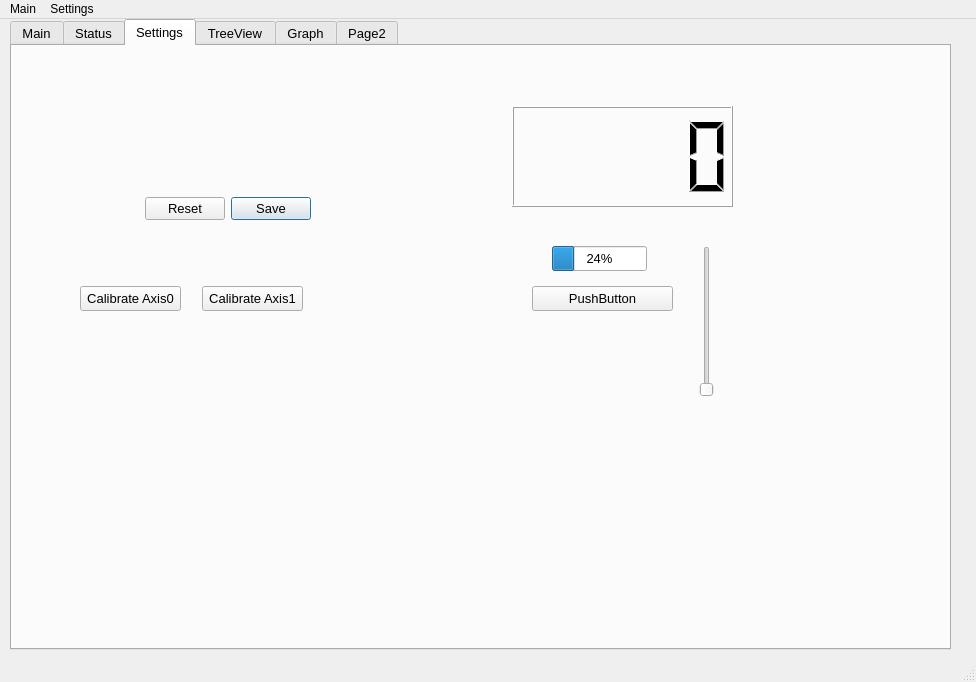
Before: the Qt Designer form gui/mainwindow2.ui in HK-AutoPlant/Gantry, drawn with Qt 5.
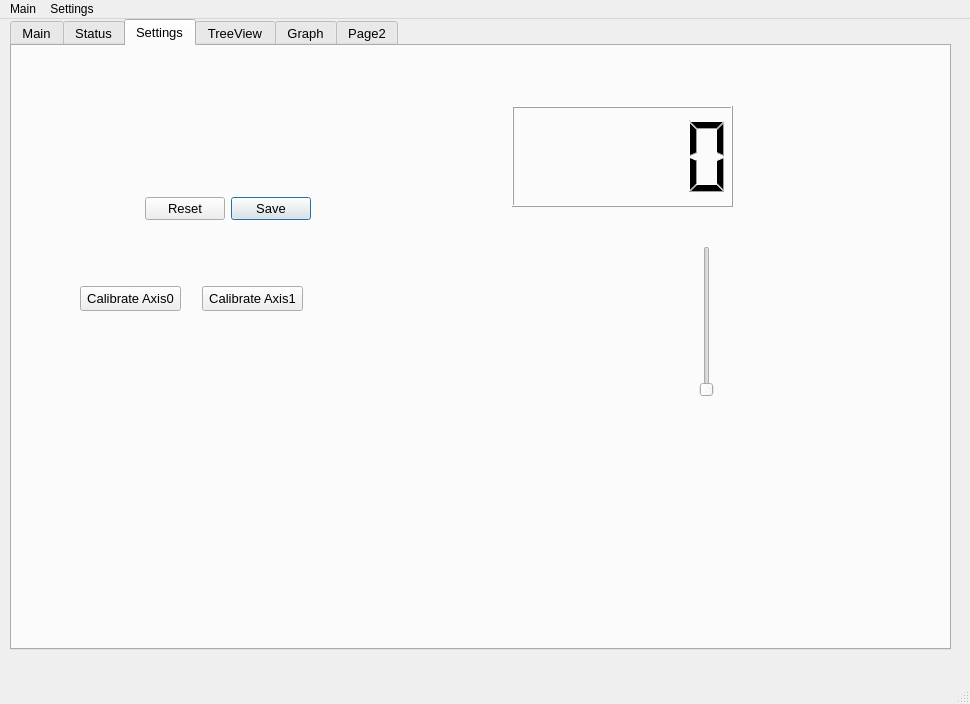
After: the same form once the commit is applied. The open tabs and pages were chosen to show the change. Icons and pictures are not drawn. Custom widgets are drawn as their Qt base class.

```diff
--- a/gui/mainwindow2.ui
+++ b/gui/mainwindow2.ui
@@ -6,8 +6,8 @@
    <rect>
     <x>0</x>
     <y>0</y>
-    <width>976</width>
-    <height>682</height>
+    <width>970</width>
+    <height>704</height>
    </rect>
   </property>
   <property name="windowTitle">
@@ -557,19 +557,6 @@
      <attribute name="title">
       <string>Settings</string>
      </attribute>
-     <widget class="QProgressBar" name="progressBar">
-      <property name="geometry">
-       <rect>
-        <x>540</x>
-        <y>200</y>
-        <width>95</width>
-        <height>25</height>
-       </rect>
-      </property>
-      <property name="value">
-       <number>24</number>
-      </property>
-     </widget>
      <widget class="QSlider" name="velocityLimitX">
       <property name="geometry">
        <rect>
@@ -599,19 +586,6 @@
        </rect>
       </property>
      </widget>
-     <widget class="QPushButton" name="pushButton">
-      <property name="geometry">
-       <rect>
-        <x>520</x>
-        <y>240</y>
-        <width>141</width>
-        <height>25</height>
-       </rect>
-      </property>
-      <property name="text">
-       <string>PushButton</string>
-      </property>
-     </widget>
      <widget class="QDialogButtonBox" name="settingsButtons_setings">
       <property name="geometry">
        <rect>
@@ -1149,8 +1123,8 @@
     <rect>
      <x>0</x>
      <y>0</y>
-     <width>976</width>
-     <height>22</height>
+     <width>970</width>
+     <height>21</height>
     </rect>
    </property>
    <widget class="QMenu" name="menuMain">
```
Left out of the diff: 2 changed lines with no effect on the pictures.
